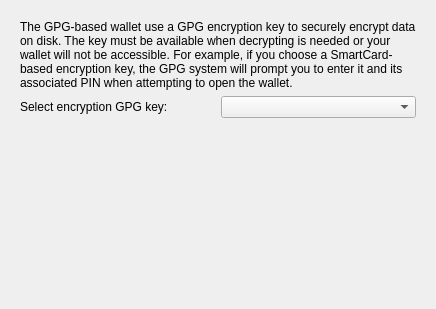
Above: src/runtime/kwalletd/kwalletwizardpagegpgkey.ui from KDE/kwallet before the change. Below: the same form after it.
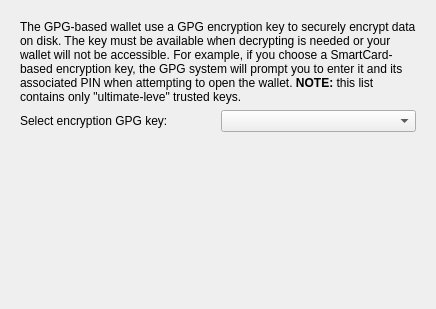
That is the form after the change.

Commit message: Only show "ultimate-level" trusted keys when creating wallets

```diff
--- a/src/runtime/kwalletd/kwalletwizardpagegpgkey.ui
+++ b/src/runtime/kwalletd/kwalletwizardpagegpgkey.ui
@@ -21,7 +21,10 @@
        <item>
         <widget class="QLabel" name="label_3">
          <property name="text">
-          <string>&lt;html&gt;&lt;head/&gt;&lt;body&gt;&lt;p&gt;The GPG-based wallet use a GPG encryption key to securely encrypt data on disk. The key must be available when decrypting is needed or your wallet will not be accessible. For example, if you choose a SmartCard-based encryption key, the GPG system will prompt you to enter it and its associated PIN when attempting to open the wallet.&lt;/p&gt;&lt;/body&gt;&lt;/html&gt;</string>
+          <string>&lt;html&gt;&lt;head/&gt;&lt;body&gt;&lt;p&gt;The GPG-based wallet use a GPG encryption key to securely encrypt data on disk. The key must be available when decrypting is needed or your wallet will not be accessible. For example, if you choose a SmartCard-based encryption key, the GPG system will prompt you to enter it and its associated PIN when attempting to open the wallet. &lt;span style=&quot; font-weight:600;&quot;&gt;NOTE:&lt;/span&gt; this list contains only &amp;quot;ultimate-leve&amp;quot; trusted keys.&lt;/p&gt;&lt;/body&gt;&lt;/html&gt;</string>
+         </property>
+         <property name="textFormat">
+          <enum>Qt::AutoText</enum>
          </property>
          <property name="wordWrap">
           <bool>true</bool>
```
The commit also changes 3 other files.
